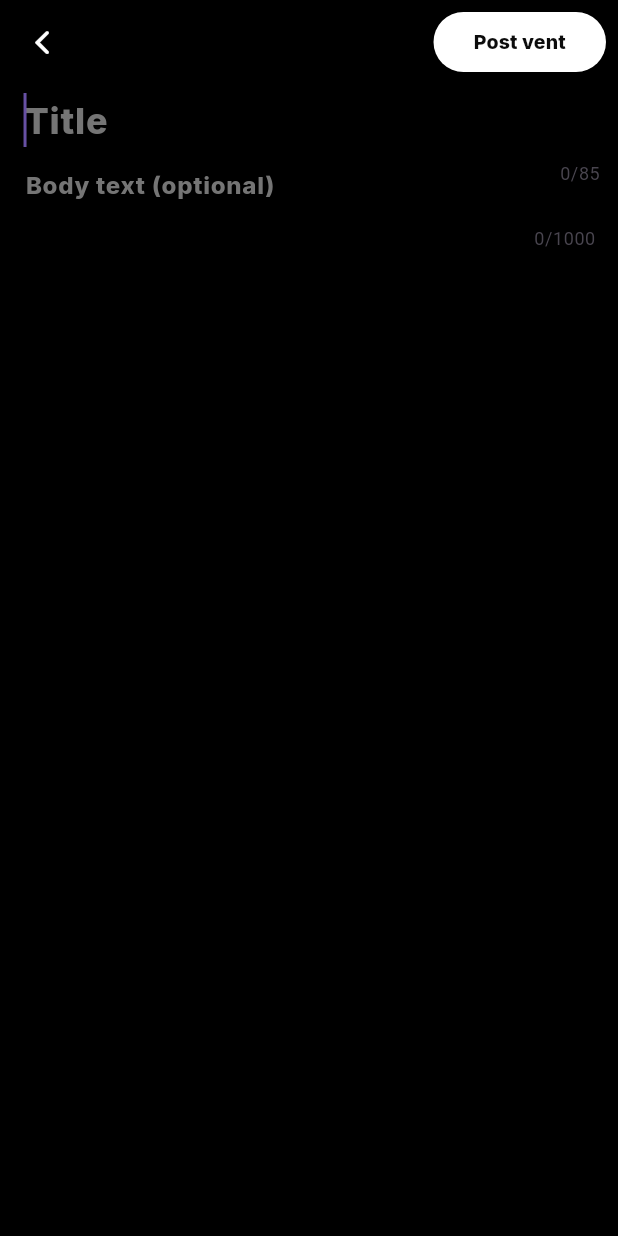
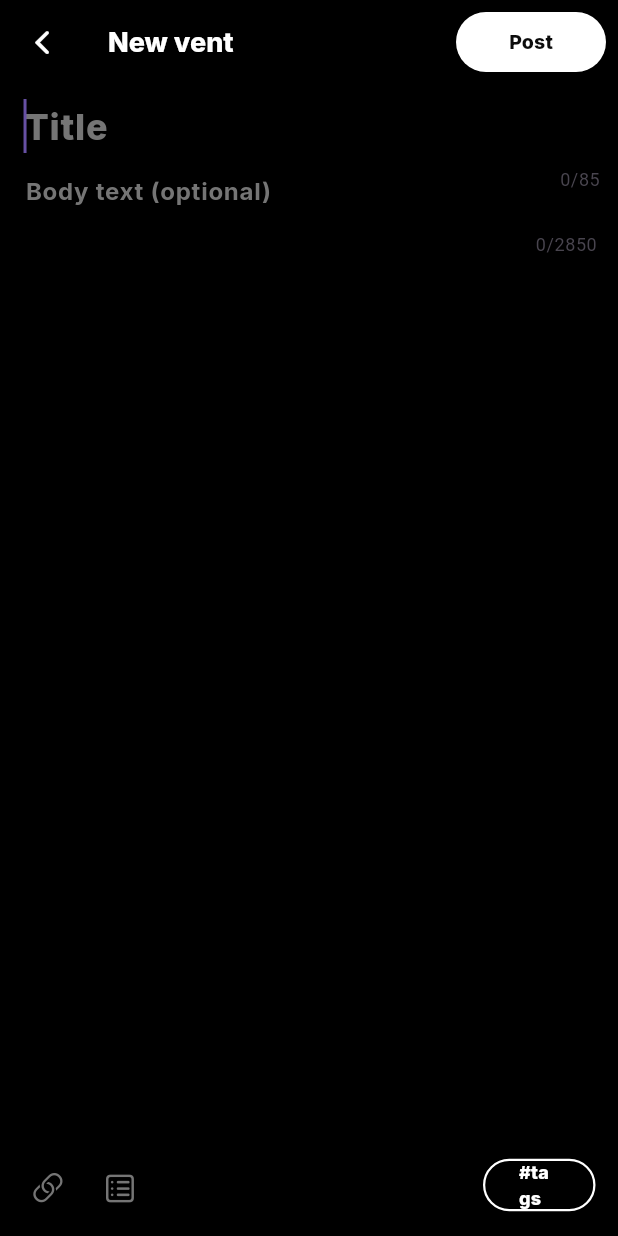
Before and after one commit to Tho100/revent, a Flutter app: the CreateVentPage screen opened directly, on a phone screen of 412 x 824 dp. Run offline on Flutter 3.47's test engine with Material 3 defaults, Android fonts, the phone set to English and light mode, and no system bars; our stand-ins replace flutter_dotenv, flutter_native_image, get_it, google_fonts; missing offline and left inert: dynamic_height_grid_view, image_picker_plus, mysql_client.

Commit message:
Redesigned create-vent page

```diff
--- a/lib/pages/create_vent_page.dart
+++ b/lib/pages/create_vent_page.dart
@@ -1,3 +1,4 @@
+import 'package:flutter/cupertino.dart';
 import 'package:flutter/material.dart';
 import 'package:google_fonts/google_fonts.dart';
 import 'package:revent/ui_dialog/snack_bar.dart';
@@ -5,6 +6,7 @@ import 'package:revent/vent_query/create_new_item.dart';
 import 'package:revent/themes/theme_color.dart';
 import 'package:revent/ui_dialog/alert_dialog.dart';
 import 'package:revent/widgets/app_bar.dart';
+import 'package:revent/widgets/buttons/custom_outlined_button.dart';
 import 'package:revent/widgets/buttons/main_button.dart';
 
 class CreateVentPage extends StatefulWidget {
@@ -20,8 +22,6 @@ class CreateVentPageState extends State<CreateVentPage> {
 
   final ventTitleController = TextEditingController();
   final ventBodyTextController = TextEditingController();
-
-  final defaultFontWeight = FontWeight.w800;
 
   final hintTextColor = ThemeColor.thirdWhite;
 
@@ -59,13 +59,13 @@ class CreateVentPageState extends State<CreateVentPage> {
       maxLength: 85,
       style: GoogleFonts.inter(
         color: ThemeColor.white,
-        fontWeight: defaultFontWeight,
+        fontWeight: FontWeight.w800,
         fontSize: 24
       ),
       decoration: InputDecoration(
         hintStyle: GoogleFonts.inter(
           color: hintTextColor,
-          fontWeight: defaultFontWeight,
+          fontWeight: FontWeight.w800,
           fontSize: 24
         ),
         hintText: 'Title',
@@ -75,25 +75,23 @@ class CreateVentPageState extends State<CreateVentPage> {
     );
   }
 
-  Widget _buildBodyTextField(BuildContext context) {
+  Widget _buildBodyTextField(BuildContext context) { // TODO: Remove unused context param
     return Transform.translate(
       offset: const Offset(0, -25),
-      child: SizedBox(
-        height: MediaQuery.of(context).size.height - 150,
       child: TextFormField(
         controller: ventBodyTextController,
         keyboardType: TextInputType.multiline,
-          maxLength: 1000,
+        maxLength: 2850,
         maxLines: null,
         style: GoogleFonts.inter(
           color: ThemeColor.secondaryWhite,
-            fontWeight: defaultFontWeight,
+          fontWeight: FontWeight.w700,
           fontSize: 16
         ),
         decoration: InputDecoration(
           hintStyle: GoogleFonts.inter(
             color: hintTextColor,
-              fontWeight: defaultFontWeight,
+            fontWeight: FontWeight.w700,
             fontSize: 16
           ),
           hintText: 'Body text (optional)',
@@ -101,14 +99,16 @@ class CreateVentPageState extends State<CreateVentPage> {
           contentPadding: EdgeInsets.zero,
         ),
       ),
-      ),
     );
   }
 
   Widget _buildBody(BuildContext context) {
-    return Column(
+    return SingleChildScrollView(
+      child: Column(
         mainAxisAlignment: MainAxisAlignment.center,
         children: [
+
+          const SizedBox(height: 4),
 
           Padding(
             padding: const EdgeInsets.only(left: 16.0, right: 12.0),
@@ -116,13 +116,12 @@ class CreateVentPageState extends State<CreateVentPage> {
           ),
 
           Padding(
-          padding: const EdgeInsets.only(left: 17.0, right: 15.0),
+            padding: const EdgeInsets.only(left: 17.0, right: 14.0),
             child: _buildBodyTextField(context),
           ),
 
-        const Spacer()
-
         ],
+      ),
     );
   }
 
@@ -130,9 +129,46 @@ class CreateVentPageState extends State<CreateVentPage> {
     return Padding(
       padding: const EdgeInsets.all(8.0),
       child: MainButton(
-        customWidth: 115,
-        text: 'Post vent',
+        customWidth: 100,
+        text: 'Post',
         onPressed: () async => _createVentOnPressed(context),
+      ),
+    );
+  }
+
+  Widget _buildBottomOptions() {
+    return Padding(
+      padding: MediaQuery.of(context).viewInsets,
+      child: Padding(
+        padding: const EdgeInsets.only(left: 8.0, right: 15.0, bottom: 8.0, top: 4.0),
+        child: Row(
+          children: [
+
+            IconButton(
+              onPressed: () => print('Pressed'),
+              icon: const Icon(CupertinoIcons.link, color: ThemeColor.thirdWhite, size: 22),
+            ),
+
+            IconButton(
+              onPressed: () => print('Pressed'),
+              icon: const Icon(CupertinoIcons.square_list, color: ThemeColor.thirdWhite, size: 24),
+            ),
+
+            const Spacer(),
+
+            Padding(
+              padding: const EdgeInsets.only(bottom: 4.0),
+              child: CustomOutlinedButton(
+                customWidth: 75,
+                customHeight: 35,
+                customFontSize: 12,
+                text: '#tags',
+                onPressed: () => print('Pressed')
+              ),
+            )
+
+          ],
+        ),
       ),
     );
   }
@@ -147,12 +183,15 @@ class CreateVentPageState extends State<CreateVentPage> {
   @override
   Widget build(BuildContext context) {
     return Scaffold(
+      resizeToAvoidBottomInset: true,
       appBar: CustomAppBar(
         context: context,
-        title: '',
+        enableCenter: false,
+        title: 'New vent',
         actions: [_buildActionButton(context)],
       ).buildAppBar(),
       body: _buildBody(context),
+      bottomNavigationBar: _buildBottomOptions(),
     );
   }
 
```
Also changed, not shown: lib/pages/home_page.dart (indentation only). Lines whose indentation alone changed are shown as unchanged.
